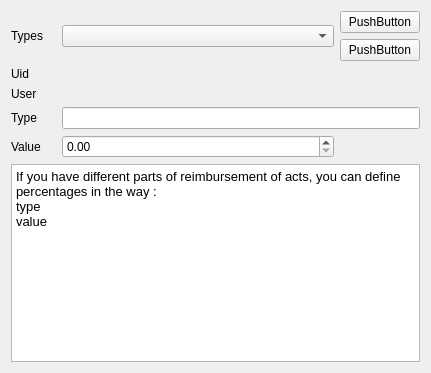
Old version of the form plugins/accountplugin/preferences/percentagespage.ui in the repository FreeHealth/freehealth.
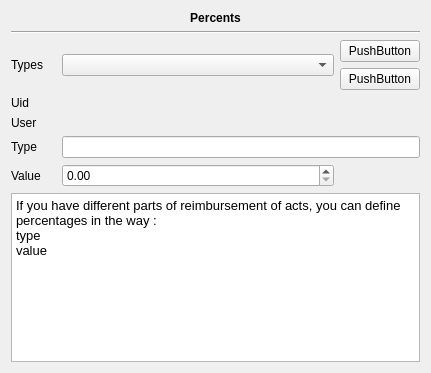
New version of the form.

What changed in the file:
```diff
--- a/plugins/accountplugin/preferences/percentagespage.ui
+++ b/plugins/accountplugin/preferences/percentagespage.ui
@@ -14,7 +14,7 @@
    <string>Form</string>
   </property>
   <layout class="QGridLayout" name="gridLayout_2">
-   <item row="0" column="0">
+   <item row="2" column="0">
     <layout class="QGridLayout" name="gridLayout">
      <item row="0" column="0" colspan="2">
       <widget class="QLabel" name="percentLabel">
@@ -158,6 +158,29 @@
      </item>
     </layout>
    </item>
+   <item row="0" column="0">
+    <widget class="QLabel" name="label">
+     <property name="font">
+      <font>
+       <weight>75</weight>
+       <bold>true</bold>
+      </font>
+     </property>
+     <property name="text">
+      <string>Percents</string>
+     </property>
+     <property name="alignment">
+      <set>Qt::AlignCenter</set>
+     </property>
+    </widget>
+   </item>
+   <item row="1" column="0">
+    <widget class="Line" name="line">
+     <property name="orientation">
+      <enum>Qt::Horizontal</enum>
+     </property>
+    </widget>
+   </item>
   </layout>
  </widget>
  <resources/>
```
